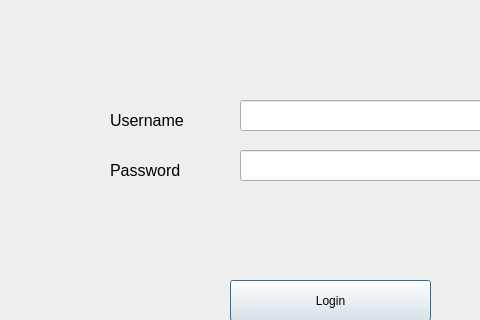
Above: user_login.ui from OmriWebber/CovidApp before the change; both pictures show x 0 to 480 and y 0 to 320 of the 661 by 415 pixel window. Below: the same form after it.
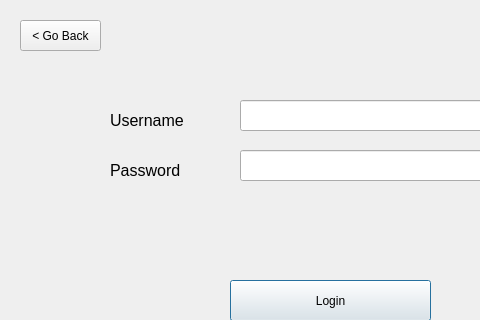
That is the form after the change.

Commit message: added qr code functionality and user edit layout

```diff
--- a/user_login.ui
+++ b/user_login.ui
@@ -95,6 +95,19 @@
     <string>Username</string>
    </property>
   </widget>
+  <widget class="QPushButton" name="pushButton">
+   <property name="geometry">
+    <rect>
+     <x>20</x>
+     <y>20</y>
+     <width>81</width>
+     <height>31</height>
+    </rect>
+   </property>
+   <property name="text">
+    <string>&lt; Go Back</string>
+   </property>
+  </widget>
  </widget>
  <resources/>
  <connections/>
```
The commit also changes 10 other files.
